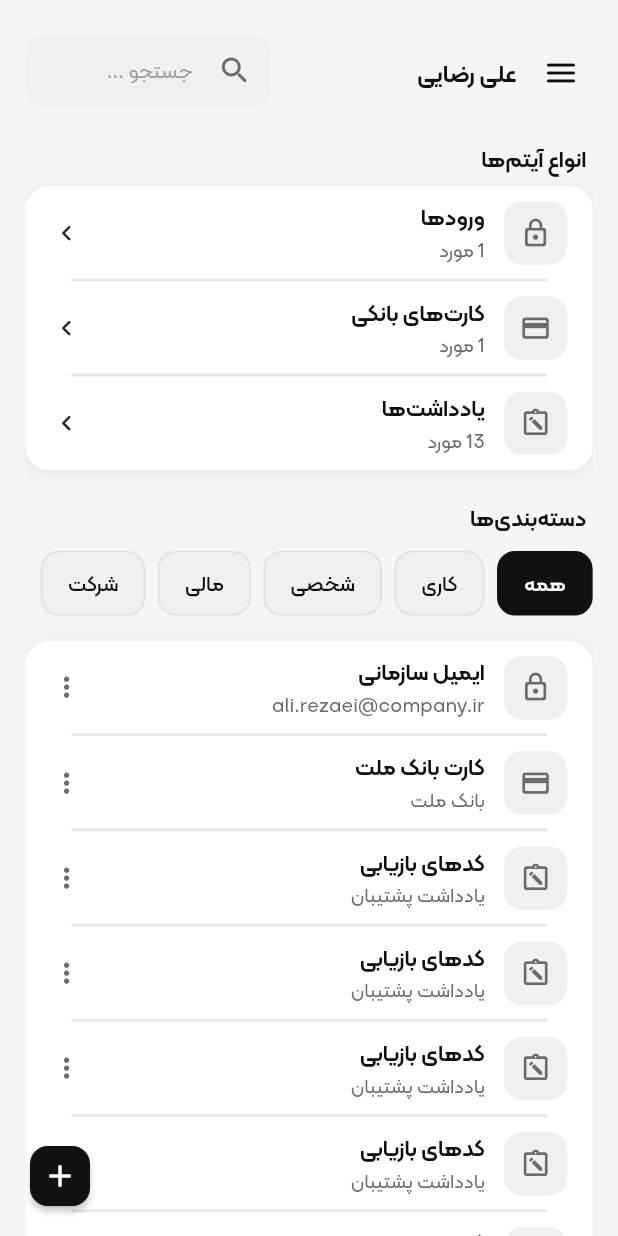
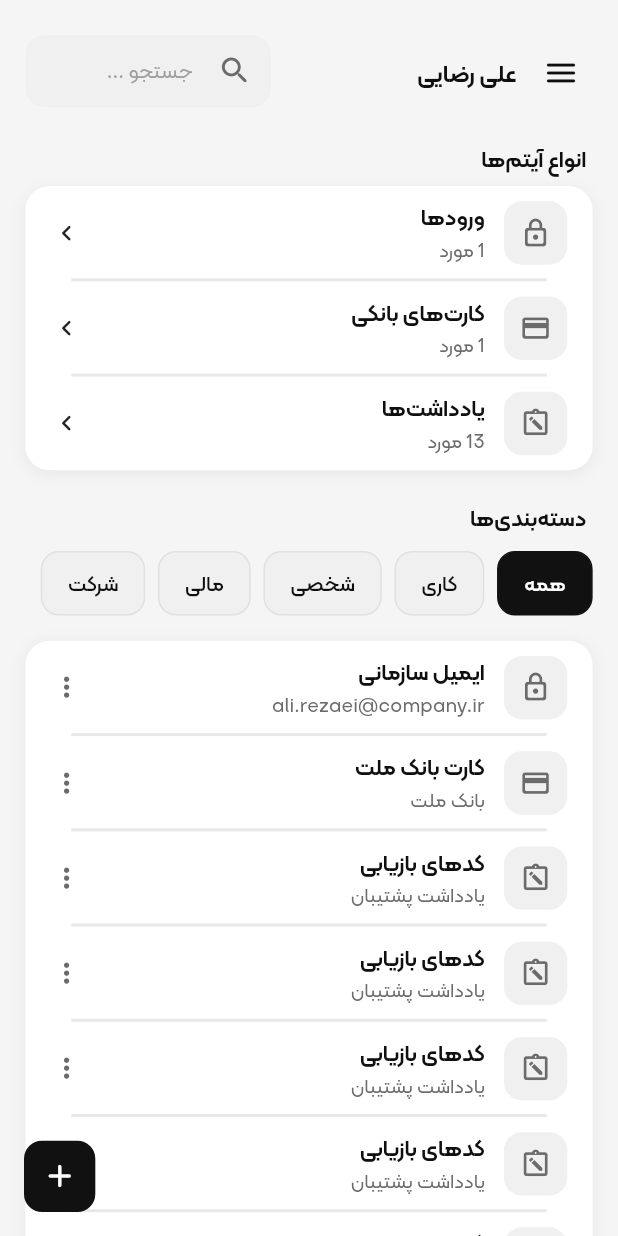
Before and after one commit to javadHeidary/keyva, a Flutter app: the HomeView screen opened directly, on a phone screen of 412 x 824 dp. Run offline on Flutter 3.47's test engine with Material 3 defaults, Android fonts, the phone set to English and light mode, and no system bars; our stand-ins replace flutter_svg, get, shared_preferences, vector_graphics; missing offline and left inert: iranian_banks, persian_number_utility; accounts and stored records are empty.

Commit message:
UI-update : Navigation bar view

```diff
--- a/lib/feature/home/view/home_view.dart
+++ b/lib/feature/home/view/home_view.dart
@@ -12,9 +12,8 @@ import 'package:keyva/core/theme/extensions/theme_extentions.dart';
 import 'package:keyva/feature/category/controller/category_catalog_controller.dart';
 import 'package:keyva/feature/home/model/vault_models.dart';
 import 'package:keyva/feature/home/viewmodel/home_viewmodel.dart';
-import 'package:keyva/feature/shell/util/main_shell_navigation.dart';
-import 'package:keyva/feature/shell/viewmodel/main_shell_viewmodel.dart';
 import 'package:keyva/shared/widget/app_buttom_widget.dart';
+import 'package:keyva/shared/widget/app_fab_widget.dart';
 import 'package:keyva/shared/widget/app_list_item_widget.dart';
 import 'package:keyva/shared/widget/app_search_header_widger.dart';
 
@@ -23,24 +22,12 @@ class HomeView extends GetView<HomeController> {
 
   @override
   Widget build(BuildContext context) {
-    final colors = context.colors;
-
     return Scaffold(
       key: controller.scaffoldKey,
-      endDrawer: const _HomeNavigationDrawer(),
-      floatingActionButton: Obx(() {
-        if (controller.vaultItems.isEmpty) return const SizedBox.shrink();
-        return FloatingActionButton.small(
-          shape: RoundedRectangleBorder(
-            borderRadius: BorderRadius.circular(AppRadius.medium),
-          ),
-          heroTag: 'home_vault_fab',
-          onPressed: controller.onAddItem,
-          backgroundColor: colors.primary,
-          foregroundColor: colors.onPrimary,
-          child: Icon(Icons.add_rounded, size: AppSizes.iconLg.s),
-        );
-      }),
+      floatingActionButton: AppFloatingActionButton(
+        onPressed: controller.onCreateFirstItem,
+        icon: Icons.add_rounded,
+      ),
       body: SafeArea(
         child: Obx(() {
           if (controller.vaultItems.isEmpty) {
@@ -58,21 +45,25 @@ class _VaultContent extends GetView<HomeController> {
 
   @override
   Widget build(BuildContext context) {
-    return Padding(
-      padding: EdgeInsets.only(left: AppSpacing.lg.s, right: AppSpacing.lg.s),
-      child: CustomScrollView(
-        slivers: [
-          SliverToBoxAdapter(child: SizedBox(height: AppSpacing.xxl.h)),
-          SliverToBoxAdapter(child: _AccountHeader()),
-          SliverToBoxAdapter(child: _TypesSection()),
-          SliverToBoxAdapter(child: _CategoriesSection()),
-          SliverToBoxAdapter(child: _ItemsSection()),
-          SliverToBoxAdapter(child: _TrashSection()),
-          SliverToBoxAdapter(child: SizedBox(height: AppSpacing.lg.h)),
-        ],
-      ),
+    return CustomScrollView(
+      slivers: [
+        _homePaddedSliver(child: SizedBox(height: AppSpacing.xxl.h)),
+        _homePaddedSliver(child: _AccountHeader()),
+        _homePaddedSliver(child: _TypesSection()),
+        _homePaddedSliver(child: _CategoriesSection()),
+        _homePaddedSliver(child: _ItemsSection()),
+        _homePaddedSliver(child: _TrashSection()),
+        _homePaddedSliver(child: SizedBox(height: AppSpacing.hugePlus.h)),
+      ],
     );
   }
+}
+
+SliverPadding _homePaddedSliver({required Widget child}) {
+  return SliverPadding(
+    padding: EdgeInsets.symmetric(horizontal: AppSpacing.lg.s),
+    sliver: SliverToBoxAdapter(child: child),
+  );
 }
 
 class _AccountHeader extends GetView<HomeController> {
@@ -560,56 +551,3 @@ class _VaultEmptyState extends StatelessWidget {
     );
   }
 }
-
-class _HomeNavigationDrawer extends StatelessWidget {
-  const _HomeNavigationDrawer();
-
-  @override
-  Widget build(BuildContext context) {
-    final colors = context.colors;
-
-    return Drawer(
-      backgroundColor: colors.card,
-      child: SafeArea(
-        child: ListView(
-          padding: EdgeInsets.all(AppSpacing.lg.s),
-          children: [
-            Text(
-              'منوی ناوبری',
-              style: AppTypography.titleMedium.copyWith(
-                color: colors.textPrimary,
-              ),
-            ),
-            SizedBox(height: AppSpacing.lg.h),
-            ListTile(
-              leading: Icon(Icons.settings_rounded, color: colors.primary),
-              title: Text(
-                'تنظیمات',
-                style: AppTypography.bodyMedium.copyWith(
-                  color: colors.textPrimary,
-                ),
-              ),
-              onTap: () {
-                Navigator.of(context).pop();
-                switchMainShellTab(MainShellTab.settings);
-              },
-            ),
-            ListTile(
-              leading: Icon(Icons.password_rounded, color: colors.primary),
-              title: Text(
-                'تولید رمز عبور',
-                style: AppTypography.bodyMedium.copyWith(
-                  color: colors.textPrimary,
-                ),
-              ),
-              onTap: () {
-                Navigator.of(context).pop();
-                switchMainShellTab(MainShellTab.passwordGenerator);
-              },
-            ),
-          ],
-        ),
-      ),
-    );
-  }
-}
--- a/lib/feature/shell/view/main_shell_view.dart
+++ b/lib/feature/shell/view/main_shell_view.dart
@@ -1,5 +1,6 @@
 import 'package:flutter/material.dart';
 import 'package:get/get.dart';
+import 'package:keyva/core/theme/extensions/theme_extentions.dart';
 import 'package:keyva/feature/category/view/category_list_view.dart';
 import 'package:keyva/feature/home/view/home_view.dart';
 import 'package:keyva/feature/password_generator/view/password_generator_view.dart';
@@ -41,6 +42,7 @@ class MainShellView extends GetView<MainShellController> {
 
       return Scaffold(
         extendBody: true,
+        backgroundColor: context.colors.pageBackground,
         body: Stack(
           children: [
             IndexedStack(
--- a/lib/feature/shell/viewmodel/main_shell_viewmodel.dart
+++ b/lib/feature/shell/viewmodel/main_shell_viewmodel.dart
@@ -16,8 +16,4 @@ class MainShellController extends GetxController {
     if (index < 0 || index >= MainShellTab.tabCount) return;
     currentIndex.value = index;
   }
-
-  void resetToHome() {
-    currentIndex.value = MainShellTab.home;
-  }
 }
--- /dev/null
+++ b/lib/shared/widget/app_fab_widget.dart
@@ -0,0 +1,35 @@
+import 'package:flutter/material.dart';
+import 'package:keyva/core/theme/app_radius.dart';
+import 'package:keyva/core/theme/app_sizes.dart';
+import 'package:keyva/core/theme/extensions/responsive_extentions.dart';
+
+class AppFloatingActionButton extends StatelessWidget {
+  const AppFloatingActionButton({
+    super.key,
+    required this.onPressed,
+    this.icon = Icons.add_rounded,
+  });
+
+  final VoidCallback onPressed;
+  final IconData icon;
+
+  @override
+  Widget build(BuildContext context) {
+    final colors = Theme.of(context).colorScheme;
+
+    return GestureDetector(
+      onTap: onPressed,
+      child: Container(
+        width: 45.s,
+        height: 45.s,
+        decoration: BoxDecoration(
+          color: colors.primary,
+          borderRadius: BorderRadius.circular(AppRadius.medium),
+        ),
+        child: Center(
+          child: Icon(icon, size: AppSizes.iconLg.s, color: colors.onPrimary),
+        ),
+      ),
+    );
+  }
+}
```
Also changed, not shown: lib/feature/category/view/category_list_view.dart (+6 -10 lines), lib/feature/home/view/type_list_item_view.dart (+5 -4 lines), lib/feature/shell/util/main_shell_layout.dart (+4 -45 lines), 1 other file.
